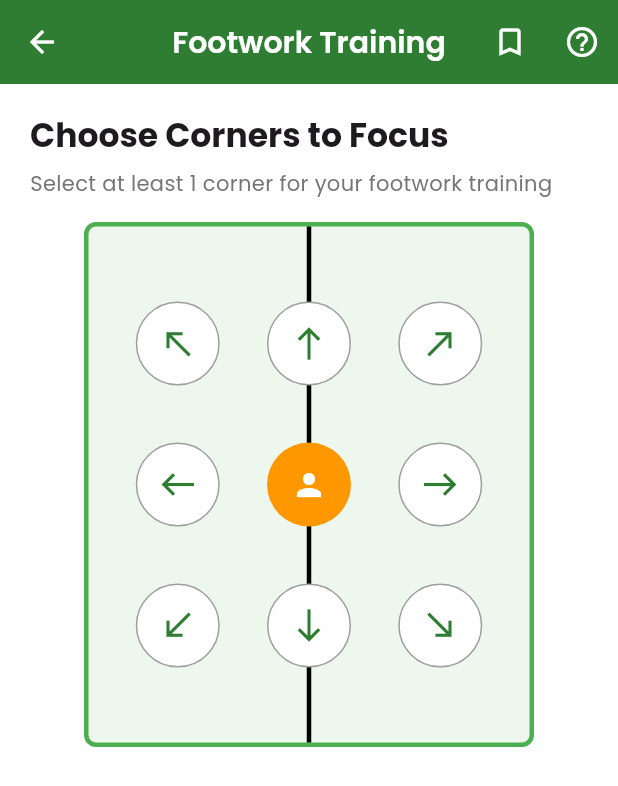
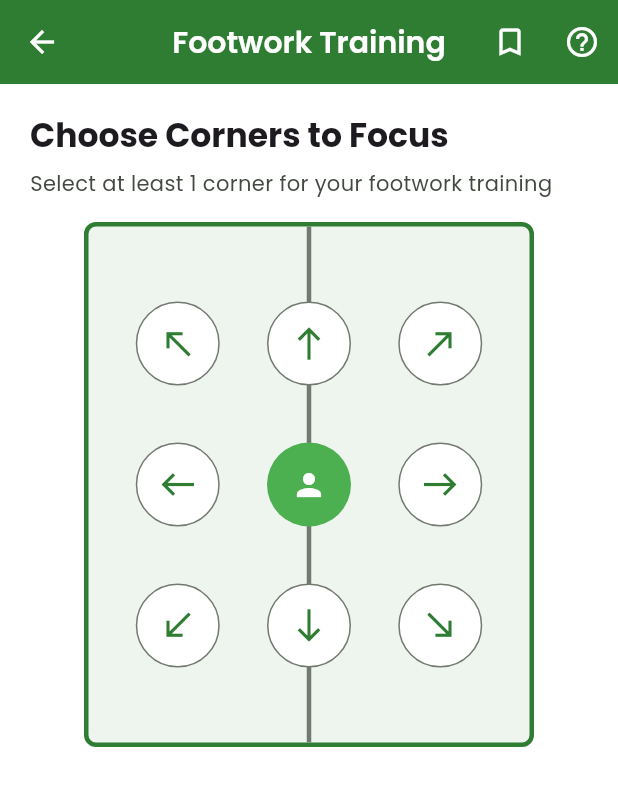
Before and after one commit to behong1999/flutter-bad-birdie, a Flutter app: the screen it shows after launch, after a tap on "Footwork Training", on a phone screen of 412 x 824 dp. Shown: the top 786 px of the screen. Run offline on Flutter 3.47's test engine with Material 3 defaults, Android fonts, the phone set to English and light mode, and no system bars; our stand-ins replace audioplayers, google_fonts.

Commit message:
Refactor screens to context.l10n extension

```diff
--- /dev/null
+++ b/lib/core/extensions/l10n_extension.dart
@@ -0,0 +1,6 @@
+import 'package:flutter/material.dart';
+import '../../l10n/app_localizations.dart';
+
+extension BuildContextL10n on BuildContext {
+  AppLocalizations get l10n => AppLocalizations.of(this)!;
+}
--- a/lib/features/footwork/presentation/screens/setup_screen.dart
+++ b/lib/features/footwork/presentation/screens/setup_screen.dart
@@ -1,8 +1,6 @@
 import 'package:flutter/material.dart';
-import '../../../../l10n/app_localizations.dart';
+import '../../../../core/extensions/l10n_extension.dart';
 import 'training_screen.dart';
-
-AppLocalizations loc(BuildContext context) => AppLocalizations.of(context)!;
 
 class SetupScreen extends StatefulWidget {
   const SetupScreen({super.key});
@@ -23,21 +21,21 @@ class _SetupScreenState extends State<SetupScreen> {
   Widget build(BuildContext context) {
     return Scaffold(
       appBar: AppBar(
-        title: Text(loc(context).footworkTraining),
+        title: Text(context.l10n.footworkTraining),
         centerTitle: true,
         actions: [
           IconButton(
             icon: const Icon(Icons.bookmark_outline),
-            tooltip: loc(context).saveSettings,
+            tooltip: context.l10n.saveSettings,
             onPressed: () {
               ScaffoldMessenger.of(context).showSnackBar(
-                SnackBar(content: Text(loc(context).settingsSaved)),
+                SnackBar(content: Text(context.l10n.settingsSaved)),
               );
             },
           ),
           IconButton(
             icon: const Icon(Icons.help_outline),
-            tooltip: loc(context).help,
+            tooltip: context.l10n.help,
             onPressed: _showHelp,
           ),
         ],
@@ -46,26 +44,27 @@ class _SetupScreenState extends State<SetupScreen> {
         padding: const EdgeInsets.all(20),
         children: [
           Text(
-            loc(context).chooseCornersTitle,
+            context.l10n.chooseCornersTitle,
             style: Theme.of(
               context,
             ).textTheme.titleLarge?.copyWith(fontWeight: FontWeight.bold),
           ),
           const SizedBox(height: 8),
           Text(
-            loc(context).chooseCornersDescription,
+            context.l10n.chooseCornersDescription,
             style: Theme.of(
               context,
-            ).textTheme.bodyMedium?.copyWith(color: Colors.grey[600]),
+            ).textTheme.bodyMedium?.copyWith(
+              color: Theme.of(context).colorScheme.onSurfaceVariant,
+            ),
           ),
           const SizedBox(height: 16),
           Center(child: _court()),
           if (selectedCorners.isNotEmpty) ...[
             const SizedBox(height: 16),
             Text(
-              loc(context).selectedCorners(
+              context.l10n.selectedCorners(
                 selectedCorners.length,
-                _cornerPluralSuffix(context, selectedCorners.length),
                 selectedCorners.join(', '),
               ),
               style: TextStyle(
@@ -75,13 +74,13 @@ class _SetupScreenState extends State<SetupScreen> {
             ),
             const SizedBox(height: 24),
             Text(
-              loc(context).trainingSettings,
+              context.l10n.trainingSettings,
               style: Theme.of(
                 context,
               ).textTheme.titleLarge?.copyWith(fontWeight: FontWeight.bold),
             ),
             const SizedBox(height: 8),
-            Text(loc(context).setsValue(sets.round())),
+            Text(context.l10n.setsValue(sets.round())),
             Slider(
               value: sets,
               min: 1,
@@ -90,7 +89,7 @@ class _SetupScreenState extends State<SetupScreen> {
               label: '${sets.round()}',
               onChanged: (v) => setState(() => sets = v),
             ),
-            Text(loc(context).shotsValue(shots.round())),
+            Text(context.l10n.shotsValue(shots.round())),
             Slider(
               value: shots,
               min: 5,
@@ -99,7 +98,7 @@ class _SetupScreenState extends State<SetupScreen> {
               label: '${shots.round()}',
               onChanged: (v) => setState(() => shots = v),
             ),
-            Text(loc(context).speedValue(speed.toStringAsFixed(1))),
+            Text(context.l10n.speedValue(speed.toStringAsFixed(1))),
             Slider(
               value: speed,
               min: 1,
@@ -108,7 +107,7 @@ class _SetupScreenState extends State<SetupScreen> {
               label: speed.toStringAsFixed(1),
               onChanged: (v) => setState(() => speed = v),
             ),
-            Text(loc(context).restValue(rest.round())),
+            Text(context.l10n.restValue(rest.round())),
             Slider(
               value: rest,
               min: 10,
@@ -119,7 +118,7 @@ class _SetupScreenState extends State<SetupScreen> {
             ),
             const SizedBox(height: 8),
             Text(
-              loc(context).nextMoveNotification,
+              context.l10n.nextMoveNotification,
               style: Theme.of(
                 context,
               ).textTheme.titleMedium?.copyWith(fontWeight: FontWeight.bold),
@@ -130,7 +129,7 @@ class _SetupScreenState extends State<SetupScreen> {
                 Expanded(
                   child: _cornerChip(
                     Icons.notifications_outlined,
-                    loc(context).ringtone,
+                    context.l10n.ringtone,
                     useRingtone,
                     () => setState(() => useRingtone = true),
                   ),
@@ -139,7 +138,7 @@ class _SetupScreenState extends State<SetupScreen> {
                 Expanded(
                   child: _cornerChip(
                     Icons.record_voice_over_outlined,
-                    loc(context).speech,
+                    context.l10n.speech,
                     !useRingtone,
                     () => setState(() => useRingtone = false),
                   ),
@@ -157,7 +156,7 @@ class _SetupScreenState extends State<SetupScreen> {
                 ),
               ),
               onPressed: _onBeginTraining,
-              child: Text(loc(context).letsBegin),
+              child: Text(context.l10n.letsBegin),
             ),
           ],
         ],
@@ -166,39 +165,45 @@ class _SetupScreenState extends State<SetupScreen> {
   }
 
   Widget _court() {
+    final cs = Theme.of(context).colorScheme;
     return Container(
       width: 300,
       height: 350,
       decoration: BoxDecoration(
-        border: Border.all(color: Colors.green, width: 3),
+        border: Border.all(color: cs.primary, width: 3),
         borderRadius: BorderRadius.circular(8),
-        color: Colors.green.withValues(alpha: 0.1),
+        color: cs.primary.withValues(alpha: 0.08),
       ),
-      child: CustomPaint(
-        painter: const _CourtCenterLinePainter(),
-        child: Padding(
+      child: Stack(
+        children: [
+          Align(
+            alignment: Alignment.center,
+            child: Container(width: 3, color: cs.outline),
+          ),
+          Padding(
             padding: const EdgeInsets.symmetric(vertical: 12),
             child: Column(
               mainAxisAlignment: MainAxisAlignment.spaceEvenly,
               children: [
                 _courtRow([
-                _corner(1, Icons.north_west, loc(context).frontLeft),
-                _corner(2, Icons.north, loc(context).frontCenter),
-                _corner(3, Icons.north_east, loc(context).frontRight),
+                  _corner(1, Icons.north_west, context.l10n.frontLeft),
+                  _corner(2, Icons.north, context.l10n.frontCenter),
+                  _corner(3, Icons.north_east, context.l10n.frontRight),
                 ]),
                 _courtRow([
-                _corner(4, Icons.west, loc(context).midLeft),
+                  _corner(4, Icons.west, context.l10n.midLeft),
                   _centerMarker(),
-                _corner(6, Icons.east, loc(context).midRight),
+                  _corner(6, Icons.east, context.l10n.midRight),
                 ]),
                 _courtRow([
-                _corner(7, Icons.south_west, loc(context).backLeft),
-                _corner(8, Icons.south, loc(context).backCenter),
-                _corner(9, Icons.south_east, loc(context).backRight),
+                  _corner(7, Icons.south_west, context.l10n.backLeft),
+                  _corner(8, Icons.south, context.l10n.backCenter),
+                  _corner(9, Icons.south_east, context.l10n.backRight),
                 ]),
               ],
             ),
           ),
+        ],
       ),
     );
   }
@@ -211,17 +216,18 @@ class _SetupScreenState extends State<SetupScreen> {
   }
 
   Widget _centerMarker() {
-    return const CircleAvatar(
+    final cs = Theme.of(context).colorScheme;
+    return CircleAvatar(
       radius: 28,
-      backgroundColor: Colors.orange,
-      child: Icon(Icons.person, color: Colors.white, size: 24),
+      backgroundColor: cs.secondary,
+      child: Icon(Icons.person, color: cs.onSecondary, size: 24),
     );
   }
 
   Widget _corner(int n, IconData icon, String semanticsLabel) {
     final on = selectedCorners.contains(n);
-    final primary = Theme.of(context).colorScheme.primary;
-    final fg = on ? Colors.white : primary;
+    final cs = Theme.of(context).colorScheme;
+    final fg = on ? cs.onPrimary : cs.primary;
     return Semantics(
       button: true,
       selected: on,
@@ -238,9 +244,9 @@ class _SetupScreenState extends State<SetupScreen> {
           width: 56,
           height: 56,
           decoration: BoxDecoration(
-            color: on ? primary : Colors.white,
+            color: on ? cs.primary : cs.surface,
             shape: BoxShape.circle,
-            border: Border.all(color: on ? primary : Colors.grey),
+            border: Border.all(color: on ? cs.primary : cs.outline),
           ),
           child: Icon(icon, size: 26, color: fg),
         ),
@@ -254,11 +260,10 @@ class _SetupScreenState extends State<SetupScreen> {
     bool selected,
     VoidCallback onTap,
   ) {
-    final fg = selected ? Colors.white : Colors.grey[700]!;
+    final cs = Theme.of(context).colorScheme;
+    final fg = selected ? cs.onPrimary : cs.onSurfaceVariant;
     return Material(
-      color: selected
-          ? Theme.of(context).colorScheme.primary
-          : Colors.transparent,
+      color: selected ? cs.primary : Colors.transparent,
       borderRadius: BorderRadius.circular(12),
       child: InkWell(
         onTap: onTap,
@@ -269,9 +274,7 @@ class _SetupScreenState extends State<SetupScreen> {
           decoration: BoxDecoration(
             borderRadius: BorderRadius.circular(12),
             border: Border.all(
-              color: selected
-                  ? Theme.of(context).colorScheme.primary
-                  : Colors.grey,
+              color: selected ? cs.primary : cs.outline,
             ),
           ),
           child: Row(
@@ -304,19 +307,19 @@ class _SetupScreenState extends State<SetupScreen> {
     showDialog<void>(
       context: context,
       builder: (ctx) => AlertDialog(
-        title: Text(loc(ctx).trainingSettingsHelp),
+        title: Text(context.l10n.trainingSettingsHelp),
         content: SingleChildScrollView(
           child: Column(
             crossAxisAlignment: CrossAxisAlignment.start,
             children: [
-              _helpLine(ctx, loc(ctx).sets, loc(ctx).setsHelp),
-              _helpLine(ctx, loc(ctx).shotsPerSet, loc(ctx).shotsHelp),
-              _helpLine(ctx, loc(ctx).speed, loc(ctx).speedHelp),
-              _helpLine(ctx, loc(ctx).restBetweenSets, loc(ctx).restHelp),
+              _helpLine(ctx, context.l10n.sets, context.l10n.setsHelp),
+              _helpLine(ctx, context.l10n.shotsPerSet, context.l10n.shotsHelp),
+              _helpLine(ctx, context.l10n.speed, context.l10n.speedHelp),
+              _helpLine(ctx, context.l10n.restBetweenSets, context.l10n.restHelp),
               _helpLine(
                 ctx,
-                loc(ctx).nextMoveNotification,
-                loc(ctx).notificationHelp,
+                context.l10n.nextMoveNotification,
+                context.l10n.notificationHelp,
               ),
             ],
           ),
@@ -324,7 +327,7 @@ class _SetupScreenState extends State<SetupScreen> {
         actions: [
           TextButton(
             onPressed: () => Navigator.pop(ctx),
-            child: Text(loc(ctx).gotIt),
+            child: Text(context.l10n.gotIt),
           ),
         ],
       ),
@@ -338,16 +341,10 @@ class _SetupScreenState extends State<SetupScreen> {
         crossAxisAlignment: CrossAxisAlignment.start,
         children: [
           Text(title, style: const TextStyle(fontWeight: FontWeight.bold)),
-          Text(body, style: TextStyle(color: Colors.grey[700], height: 1.3)),
+          Text(body, style: TextStyle(color: Theme.of(context).colorScheme.onSurfaceVariant, height: 1.3)),
         ],
       ),
     );
-  }
-
-  /// English: corner→corners (`s`). German: Ecke→Ecken (`n`).
-  String _cornerPluralSuffix(BuildContext context, int count) {
-    if (count <= 1) return '';
-    return Localizations.localeOf(context).languageCode == 'de' ? 'n' : 's';
   }
 
   void _onBeginTraining() {
@@ -365,20 +362,3 @@ class _SetupScreenState extends State<SetupScreen> {
     );
   }
 }
-
-class _CourtCenterLinePainter extends CustomPainter {
-  const _CourtCenterLinePainter();
-
-  @override
-  void paint(Canvas canvas, Size size) {
-    final paint = Paint()
-      ..color = Colors.black
-      ..strokeWidth = 3
-      ..style = PaintingStyle.stroke;
-    final x = size.width / 2;
-    canvas.drawLine(Offset(x, 0), Offset(x, size.height), paint);
-  }
-
-  @override
-  bool shouldRepaint(covariant _CourtCenterLinePainter oldDelegate) => false;
-}
--- a/lib/features/home/presentation/screens/home_screen.dart
+++ b/lib/features/home/presentation/screens/home_screen.dart
@@ -1,9 +1,6 @@
 import 'package:flutter/material.dart';
-import '../../../../l10n/app_localizations.dart';
+import '../../../../core/extensions/l10n_extension.dart';
 import '../../../footwork/presentation/screens/setup_screen.dart';
-
-// Simple global helper - no extra files needed!
-AppLocalizations l10n(BuildContext context) => AppLocalizations.of(context)!;
 
 class HomeScreen extends StatelessWidget {
   const HomeScreen({super.key});
@@ -11,7 +8,7 @@ class HomeScreen extends StatelessWidget {
   @override
   Widget build(BuildContext context) {
     return Scaffold(
-      appBar: AppBar(title: Text(l10n(context).homeTitle), centerTitle: true),
+      appBar: AppBar(title: Text(context.l10n.homeTitle), centerTitle: true),
       body: Padding(
         padding: const EdgeInsets.all(16.0),
         child: Column(
@@ -33,7 +30,7 @@ class HomeScreen extends StatelessWidget {
                         const SizedBox(width: 12),
                         Expanded(
                           child: Text(
-                            l10n(context).welcomeTitle,
+                            context.l10n.welcomeTitle,
                             style: Theme.of(context).textTheme.headlineSmall
                                 ?.copyWith(fontWeight: FontWeight.bold),
                           ),
@@ -42,7 +39,7 @@ class HomeScreen extends StatelessWidget {
                     ),
                     const SizedBox(height: 12),
                     Text(
-                      l10n(context).welcomeDescription,
+                      context.l10n.welcomeDescription,
                       style: Theme.of(context).textTheme.bodyMedium,
                     ),
                   ],
@@ -54,7 +51,7 @@ class HomeScreen extends StatelessWidget {
 
             // Features section
             Text(
-              l10n(context).trainingFeatures,
+              context.l10n.trainingFeatures,
               style: Theme.of(
                 context,
               ).textTheme.titleLarge?.copyWith(fontWeight: FontWeight.bold),
@@ -69,9 +66,9 @@ class HomeScreen extends StatelessWidget {
                   _buildFeatureCard(
                     context,
                     icon: Icons.directions_run,
-                    title: l10n(context).footworkTraining,
-                    description: l10n(context).footworkDescription,
-                    color: Colors.orange,
+                    title: context.l10n.footworkTraining,
+                    description: context.l10n.footworkDescription,
+                    color: Theme.of(context).colorScheme.primary,
                     onTap: () {
                       Navigator.push(
                         context,
@@ -85,14 +82,14 @@ class HomeScreen extends StatelessWidget {
                   _buildFeatureCard(
                     context,
                     icon: Icons.sports,
-                    title: l10n(context).tacticalBoard,
-                    description: l10n(context).tacticalDescription,
-                    color: Colors.blue,
+                    title: context.l10n.tacticalBoard,
+                    description: context.l10n.tacticalDescription,
+                    color: Theme.of(context).colorScheme.secondary,
                     onTap: () {
                       // TODO: Navigate to tactical board
                       ScaffoldMessenger.of(context).showSnackBar(
                         SnackBar(
-                          content: Text(l10n(context).tacticalComingSoon),
+                          content: Text(context.l10n.tacticalComingSoon),
                         ),
                       );
                     },
@@ -101,14 +98,14 @@ class HomeScreen extends StatelessWidget {
                   _buildFeatureCard(
                     context,
                     icon: Icons.school,
-                    title: l10n(context).learningHub,
-                    description: l10n(context).learningDescription,
-                    color: Colors.purple,
+                    title: context.l10n.learningHub,
+                    description: context.l10n.learningDescription,
+                    color: Theme.of(context).colorScheme.tertiary,
                     onTap: () {
                       // TODO: Navigate to learning hub
                       ScaffoldMessenger.of(context).showSnackBar(
                         SnackBar(
-                          content: Text(l10n(context).learningComingSoon),
+                          content: Text(context.l10n.learningComingSoon),
                         ),
                       );
                     },
@@ -161,14 +158,14 @@ class HomeScreen extends StatelessWidget {
                     const SizedBox(height: 4),
                     Text(
                       description,
-                      style: Theme.of(
-                        context,
-                      ).textTheme.bodySmall?.copyWith(color: Colors.grey[600]),
+                      style: Theme.of(context).textTheme.bodySmall?.copyWith(
+                        color: Theme.of(context).colorScheme.onSurfaceVariant,
+                      ),
                     ),
                   ],
                 ),
               ),
-              Icon(Icons.arrow_forward_ios, color: Colors.grey[400], size: 16),
+              Icon(Icons.arrow_forward_ios, color: Theme.of(context).colorScheme.onSurfaceVariant, size: 16),
             ],
           ),
         ),
--- a/lib/l10n/app_de.arb
+++ b/lib/l10n/app_de.arb
@@ -25,7 +25,7 @@
   "backLeft": "Hinten\nLinks",
   "backCenter": "Hinten\nMitte",
   "backRight": "Hinten\nRechts",
-  "selectedCorners": "{count} Ecke{plural} ausgewählt: {corners}",
+  "selectedCorners": "{count, plural, =1{{count} Ecke ausgewählt: {corners}} other{{count} Ecken ausgewählt: {corners}}}",
   "trainingSettings": "Trainings-Einstellungen",
   "sets": "Sätze",
   "setsValue": "{count} Sätze",
--- a/lib/l10n/app_localizations.dart
+++ b/lib/l10n/app_localizations.dart
@@ -251,8 +251,8 @@ abstract class AppLocalizations {
   /// Shows selected corners count and list
   ///
   /// In en, this message translates to:
-  /// **'Selected {count} corner{plural}: {corners}'**
-  String selectedCorners(int count, String plural, String corners);
+  /// **'{count, plural, =1{Selected {count} corner: {corners}} other{Selected {count} corners: {corners}}}'**
+  String selectedCorners(num count, String corners);
 
   /// Title for training settings section
   ///
```
Also changed, not shown: lib/features/footwork/presentation/screens/training_screen.dart (+54 -58 lines), lib/l10n/app_en.arb (+3 -5 lines), lib/l10n/app_localizations_de.dart (+12 -2 lines), lib/l10n/app_localizations_en.dart (+12 -2 lines). Lines whose indentation alone changed are shown as unchanged.
